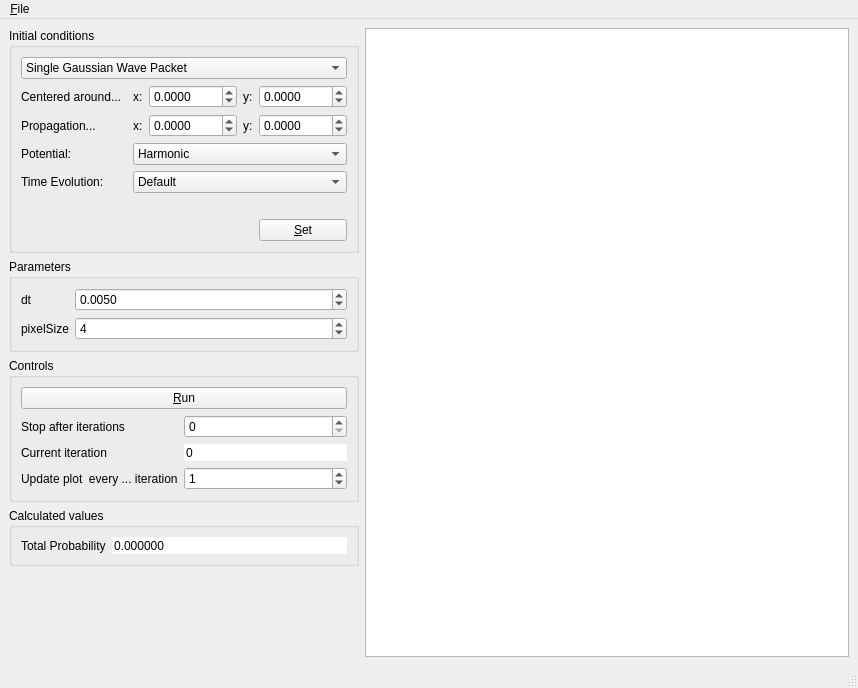
Qt form quantum3body_simulation_window.ui (dev-zero/quantum3body) before a commit.
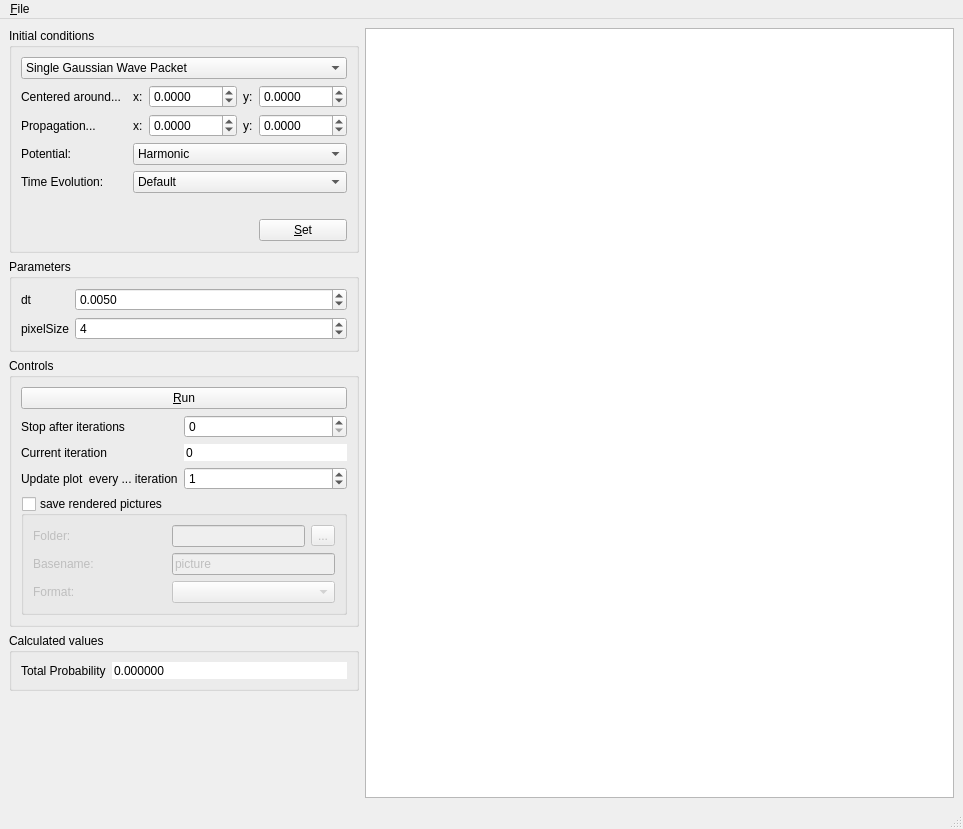
The same form after that commit.

Commit message: added function to dump data to pictures

What changed in the file:
```diff
--- a/quantum3body_simulation_window.ui
+++ b/quantum3body_simulation_window.ui
@@ -6,8 +6,8 @@
    <rect>
     <x>0</x>
     <y>0</y>
-    <width>858</width>
-    <height>688</height>
+    <width>963</width>
+    <height>829</height>
    </rect>
   </property>
   <property name="windowTitle">
@@ -345,6 +345,72 @@
            </property>
           </widget>
          </item>
+         <item row="5" column="0" colspan="2">
+          <widget class="QGroupBox" name="savePictures">
+           <property name="title">
+            <string>save rendered pictures</string>
+           </property>
+           <property name="flat">
+            <bool>true</bool>
+           </property>
+           <property name="checkable">
+            <bool>true</bool>
+           </property>
+           <property name="checked">
+            <bool>false</bool>
+           </property>
+           <layout class="QGridLayout" name="gridLayout_2">
+            <item row="0" column="0">
+             <widget class="QLabel" name="label_15">
+              <property name="text">
+               <string>Folder:</string>
+              </property>
+             </widget>
+            </item>
+            <item row="0" column="1">
+             <widget class="QLineEdit" name="pictureFolder">
+              <property name="sizePolicy">
+               <sizepolicy hsizetype="Preferred" vsizetype="Fixed">
+                <horstretch>0</horstretch>
+                <verstretch>0</verstretch>
+               </sizepolicy>
+              </property>
+             </widget>
+            </item>
+            <item row="0" column="2">
+             <widget class="QToolButton" name="browsePictureFolder">
+              <property name="text">
+               <string>...</string>
+              </property>
+             </widget>
+            </item>
+            <item row="1" column="0">
+             <widget class="QLabel" name="label_16">
+              <property name="text">
+               <string>Basename:</string>
+              </property>
+             </widget>
+            </item>
+            <item row="1" column="1" colspan="2">
+             <widget class="QLineEdit" name="pictureBasename">
+              <property name="text">
+               <string>picture</string>
+              </property>
+             </widget>
+            </item>
+            <item row="2" column="0">
+             <widget class="QLabel" name="label_17">
+              <property name="text">
+               <string>Format:</string>
+              </property>
+             </widget>
+            </item>
+            <item row="2" column="1" colspan="2">
+             <widget class="QComboBox" name="pictureFormat"/>
+            </item>
+           </layout>
+          </widget>
+         </item>
         </layout>
        </widget>
       </item>
@@ -433,7 +499,7 @@
     <rect>
      <x>0</x>
      <y>0</y>
-     <width>858</width>
+     <width>963</width>
      <height>22</height>
     </rect>
    </property>
```
The commit also changes 2 other files.
